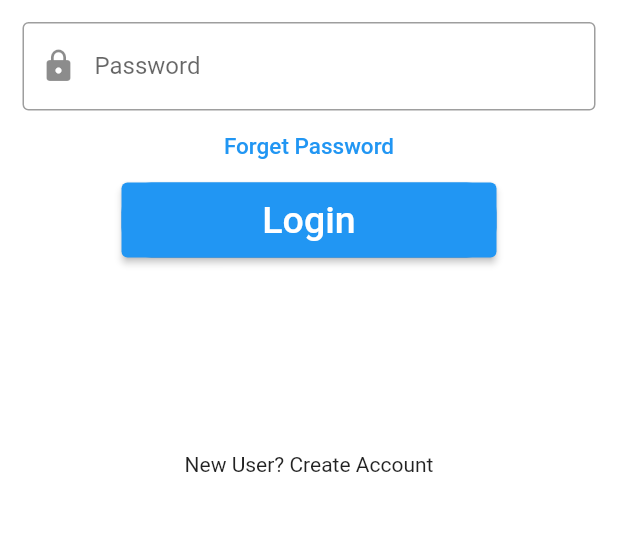
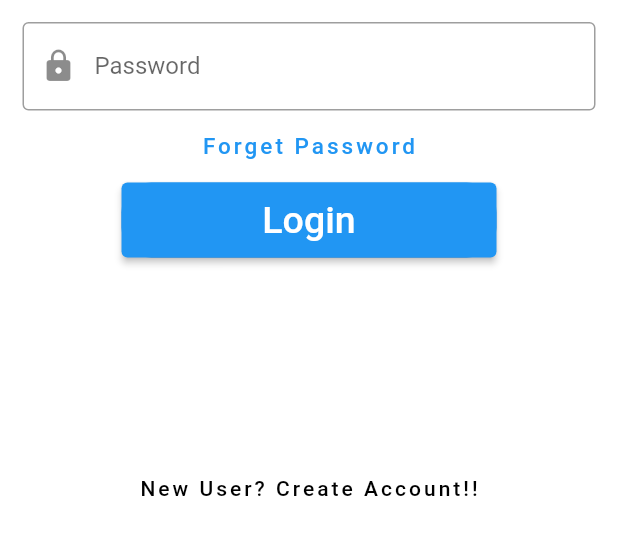
Before and after one commit to deep0711/BEProject-ISEAR-1, a Flutter app: the screen it shows after launch, on a phone screen of 412 x 824 dp, the part 404-959 px from its top. Run offline on Flutter 3.47's test engine with Material 2 defaults, Android fonts, the phone set to English and light mode, and no system bars; our stand-ins replace firebase_auth, firebase_core, google_fonts; accounts and stored records are empty.

Commit message:
Registering User

```diff
--- a/lib/Screens/Login/login_user.dart
+++ b/lib/Screens/Login/login_user.dart
@@ -75,7 +75,7 @@ class _LoginUser extends State<LoginUser> {
                     onPressed: () {},
                     child: const Text(
                       'Forget Password',
-                      style: TextStyle(color: Colors.blue, fontSize: 15)
+                      style: TextStyle(color: Colors.blue, fontSize: 15, letterSpacing: 2.0)
                     ),
                   ),
                   Container(
@@ -99,7 +99,18 @@ class _LoginUser extends State<LoginUser> {
                   const SizedBox(
                     height: 130,
                   ),
-                  const Text('New User? Create Account')
+                  TextButton(
+                    onPressed: () {
+                      Navigator.pushNamed(context, '/register');
+                    },
+                    child: const Text(
+                      'New User? Create Account!!',
+                      style: TextStyle(
+                        color: Colors.black,
+                        letterSpacing: 2.0,
+                      ),
+                    )
+                  ),
                 ],
               ),
             )
--- a/lib/Screens/splash_screen.dart
+++ b/lib/Screens/splash_screen.dart
@@ -1,6 +1,5 @@
 import 'dart:async';
 
-import 'package:be_isear/Screens/Login/login_user.dart';
 import 'package:firebase_core/firebase_core.dart';
 import 'package:flutter/cupertino.dart';
 import 'package:flutter/material.dart';
@@ -22,11 +21,11 @@ class _SplashScreen extends State<SplashScreen> {
   void initState() {
     _initialiseFirebase().then((result) {
       Timer(
-          const Duration(seconds: 3),
-          () => {
-                Navigator.pushReplacement(context,
-                    MaterialPageRoute(builder: (context) => const LoginUser()))
-              });
+        const Duration(seconds: 3),
+        () => {
+          Navigator.pushNamed(context, '/login')
+        }
+      );
     });
 
     super.initState();
@@ -48,8 +47,12 @@ class _SplashScreen extends State<SplashScreen> {
                 child: Image.asset('Assets/splash.png'),
               ),
               const Text(
-                'I S E A R',
-                style: TextStyle(fontWeight: FontWeight.bold, fontSize: 25),
+                'ISEAR',
+                style: TextStyle(
+                  fontWeight: FontWeight.bold,
+                  fontSize: 25,
+                  letterSpacing: 2.0,
+                ),
               ),
               const Padding(
                 padding: EdgeInsets.only(top: 50),
--- a/lib/main.dart
+++ b/lib/main.dart
@@ -1,3 +1,5 @@
+import 'package:be_isear/Screens/Login/login_user.dart';
+import 'package:be_isear/Screens/Register/regiater_user.dart';
 import 'package:be_isear/Screens/splash_screen.dart';
 import 'package:flutter/material.dart';
 
@@ -16,7 +18,12 @@ class MyApp extends StatelessWidget {
             primaryColor: Colors.white,
             scaffoldBackgroundColor: Colors.white
         ),
-        home: const SplashScreen()
+        initialRoute: '/',
+        routes: {
+          '/': (context) => const SplashScreen(),
+          '/login': (context) => const LoginUser(),
+          '/register': (context) => const RegisterUser()
+        },
       );
   }
 }
```
Also changed, not shown: lib/Authentication/firebase_authentication.dart (+6 -7 lines), lib/Exception/firebase_exception.dart (added, +9 -0 lines), lib/Screens/Register/regiater_user.dart (added, +169 -0 lines), Assets/namaste.png (added).
